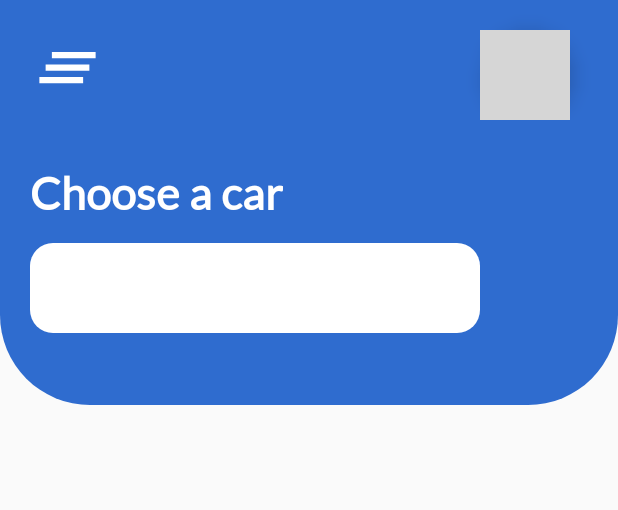
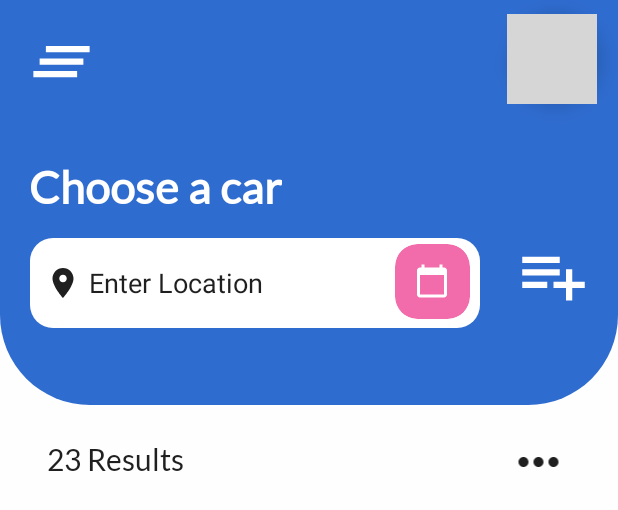
Before and after one commit to Sommie09/DesignTask_II-SCA, an Android app: the layout activity_main.xml on its own in the app's theme, with its tools: preview values and no code run, on a phone screen of 412 x 824 dp. Shown: the top 510 px of the screen. Run offline under Robolectric (Android 15) with nearby library versions, the phone set to English and light mode, and no system bars; grey boxes are pictures that could not be loaded.

Commit message:
Completed card view layout, implemented recycler view

```diff
--- a/app/build.gradle
+++ b/app/build.gradle
@@ -31,6 +31,8 @@ dependencies {
     androidTestImplementation 'androidx.test.espresso:espresso-core:3.2.0'
 
     //Material Design
+    implementation 'com.google.android.material:material:1.3.0-alpha02'
+
     implementation 'com.google.android.material:material:1.1.0'
 
 }
--- /dev/null
+++ b/app/src/main/res/drawable/ic_baseline_star_24.xml
@@ -0,0 +1,5 @@
+<vector android:height="24dp" android:tint="#FFFFFF"
+    android:viewportHeight="24" android:viewportWidth="24"
+    android:width="24dp" xmlns:android="http://schemas.android.com/apk/res/android">
+    <path android:fillColor="@android:color/white" android:pathData="M12,17.27L18.18,21l-1.64,-7.03L22,9.24l-7.19,-0.61L12,2 9.19,8.63 2,9.24l5.46,4.73L5.82,21z"/>
+</vector>
--- /dev/null
+++ b/app/src/main/res/drawable/transparent_view.xml
@@ -0,0 +1,4 @@
+<?xml version="1.0" encoding="utf-8"?>
+<shape xmlns:android="http://schemas.android.com/apk/res/android">
+
+</shape>
--- a/app/src/main/res/layout/activity_main.xml
+++ b/app/src/main/res/layout/activity_main.xml
@@ -5,81 +5,179 @@
     android:layout_width="match_parent"
     android:layout_height="match_parent"
     android:orientation="vertical"
+    android:background="#56FDFDFD"
     tools:context=".MainActivity">
 
-  <LinearLayout
-      android:background="@drawable/blue_background_screen1"
+    <androidx.constraintlayout.widget.ConstraintLayout
         android:layout_width="match_parent"
         android:layout_height="270dp"
-      android:orientation="vertical">
+        android:background="@drawable/blue_background_screen1">
 
-      <LinearLayout
-          android:layout_width="match_parent"
-          android:layout_height="wrap_content">
 
         <ImageView
-              android:layout_marginStart="20dp"
-              android:layout_marginTop="20dp"
-              android:tint="@color/white"
+            android:id="@+id/imageView"
             android:layout_width="50dp"
             android:layout_height="50dp"
+            android:layout_marginStart="16dp"
+            android:layout_marginLeft="16dp"
+            android:layout_marginTop="16dp"
             android:src="@drawable/ic_baseline_clear_all_24"
-              android:layout_marginLeft="20dp">
+            android:tint="@color/white"
+            app:layout_constraintStart_toStartOf="parent"
+            app:layout_constraintTop_toTopOf="parent">
+
+        </ImageView>
+
+        <ImageView
+            android:id="@+id/imageView2"
+            android:layout_width="50dp"
+            android:layout_height="50dp"
+            android:layout_marginStart="24dp"
+            android:layout_marginLeft="24dp"
+            android:src="@drawable/ic_baseline_playlist_add_24"
+            android:tint="@color/white"
+            app:layout_constraintBottom_toBottomOf="@+id/editText"
+            app:layout_constraintEnd_toEndOf="parent"
+            app:layout_constraintHorizontal_bias="0.0"
+            app:layout_constraintStart_toEndOf="@+id/editText"
+            app:layout_constraintTop_toTopOf="parent"
+            app:layout_constraintVertical_bias="0.939">
         </ImageView>
 
         <androidx.cardview.widget.CardView
-              android:layout_marginLeft="250dp"
-              android:layout_marginTop="20dp"
-              app:cardCornerRadius="40dp"
-              app:cardElevation="8dp"
             android:id="@+id/card_profile_picture"
             android:layout_width="60dp"
             android:layout_height="60dp"
-              android:layout_marginStart="250dp">
+            android:layout_marginTop="12dp"
+            app:cardCornerRadius="40dp"
+            app:cardElevation="8dp"
+            app:layout_constraintBottom_toBottomOf="@+id/imageView"
+            app:layout_constraintEnd_toEndOf="parent"
+            app:layout_constraintHorizontal_bias="0.95"
+            app:layout_constraintStart_toEndOf="@+id/imageView"
+            app:layout_constraintTop_toTopOf="parent">
 
             <ImageView
                 android:layout_width="match_parent"
                 android:layout_height="match_parent"
                 android:contentDescription="@string/app_name"
                 android:scaleType="centerCrop"
-                  android:src="@drawable/profile_picture">
-              </ImageView>
+                android:src="@drawable/profile_picture"></ImageView>
 
         </androidx.cardview.widget.CardView>
 
 
-
-      </LinearLayout>
-
         <TextView
-          android:layout_marginTop="30dp"
+            android:id="@+id/textView"
+            android:layout_width="wrap_content"
+            android:layout_height="wrap_content"
+            android:layout_marginTop="40dp"
+            android:layout_marginEnd="224dp"
+            android:layout_marginRight="224dp"
             android:fontFamily="@font/lato_regular"
-          android:textStyle="bold"
+            android:text="Choose a car"
             android:textColor="@color/white"
             android:textSize="30sp"
-          android:layout_marginStart="20dp"
-          android:layout_width="wrap_content"
-          android:layout_height="wrap_content"
-          android:text="Choose a car"
-          android:layout_marginLeft="20dp">
-      </TextView>
+            android:textStyle="bold"
+            app:layout_constraintEnd_toEndOf="parent"
+            app:layout_constraintTop_toBottomOf="@+id/imageView"></TextView>
 
         <EditText
-          android:layout_marginTop="15dp"
-          android:layout_marginStart="20dp"
+            android:id="@+id/editText"
             android:layout_width="300dp"
             android:layout_height="60dp"
+            android:layout_marginTop="16dp"
+            android:layout_marginEnd="92dp"
+            android:layout_marginRight="92dp"
             android:background="@drawable/edit_text_background"
-          android:layout_marginLeft="20dp">
+            android:drawableStart="@drawable/ic_baseline_location_on_24"
+            android:drawableLeft="@drawable/ic_baseline_location_on_24"
+            android:drawablePadding="5dp"
+            android:drawableTint="@color/black"
+            android:hint="Enter Location"
+            android:padding="10dp"
+            android:textColorHint="@color/black"
+            app:layout_constraintEnd_toEndOf="parent"
+            app:layout_constraintTop_toBottomOf="@+id/textView">
 
 
         </EditText>
+
+        <com.google.android.material.card.MaterialCardView
+            android:layout_width="50dp"
+            android:layout_height="50dp"
+            android:backgroundTint="@color/pink"
+            app:cardCornerRadius="15dp"
+            app:layout_constraintBottom_toBottomOf="@+id/editText"
+            app:layout_constraintEnd_toEndOf="@+id/editText"
+            app:layout_constraintHorizontal_bias="0.972"
+            app:layout_constraintStart_toStartOf="@+id/editText"
+            app:layout_constraintTop_toTopOf="@+id/editText"
+            app:layout_constraintVertical_bias="0.39">
+
+            <ImageView
+                android:layout_width="wrap_content"
+                android:layout_height="wrap_content"
+                android:layout_gravity="center"
+                android:src="@drawable/ic_baseline_calendar_today_24"
+                android:tint="@color/white">
+            </ImageView>
+        </com.google.android.material.card.MaterialCardView>
+
+
+
+
+    </androidx.constraintlayout.widget.ConstraintLayout>
+
+    <androidx.constraintlayout.widget.ConstraintLayout
+        android:layout_marginTop="10dp"
+        android:layout_width="match_parent"
+        android:layout_height="wrap_content">
+
+
+        <TextView
+            android:layout_width="wrap_content"
+            android:layout_height="wrap_content"
+            android:layout_marginBottom="4dp"
+            android:fontFamily="@font/lato_regular"
+            android:text="23 Results"
+            android:textColor="@color/black"
+            android:textSize="20dp"
+            app:layout_constraintBottom_toBottomOf="@+id/imageView3"
+            app:layout_constraintEnd_toStartOf="@+id/imageView3"
+            app:layout_constraintHorizontal_bias="0.129"
+            app:layout_constraintStart_toStartOf="parent"
+            app:layout_constraintTop_toTopOf="parent"
+            app:layout_constraintVertical_bias="0.727">
+
+        </TextView>
+
+        <ImageView
+            android:id="@+id/imageView3"
+            android:layout_width="50dp"
+            android:layout_height="40dp"
+            android:layout_marginTop="8dp"
+            android:layout_marginEnd="28dp"
+            android:layout_marginRight="28dp"
+            android:src="@drawable/ic_baseline_more_horiz_24"
+            android:tint="@color/black"
+            app:layout_constraintEnd_toEndOf="parent"
+            app:layout_constraintTop_toTopOf="parent">
+        </ImageView>
+
+    </androidx.constraintlayout.widget.ConstraintLayout>
+
+    <androidx.recyclerview.widget.RecyclerView
+        android:id="@+id/choose_car_recycler_view"
+        android:paddingLeft="15dp"
+        android:paddingRight="15dp"
+        tools:listitem="@layout/choose_car_item_view"
+        android:layout_width="match_parent"
+        android:layout_height="match_parent">
+    </androidx.recyclerview.widget.RecyclerView>
 
 
 
 
 
     </LinearLayout>
-
-
-</LinearLayout>
--- a/app/src/main/res/values/styles.xml
+++ b/app/src/main/res/values/styles.xml
@@ -1,9 +1,9 @@
 <resources>
     <!-- Base application theme. -->
-    <style name="AppTheme" parent="Theme.AppCompat.Light.DarkActionBar">
+    <style name="AppTheme" parent="Theme.MaterialComponents.Light.NoActionBar">
         <!-- Customize your theme here. -->
         <item name="colorPrimary">@color/colorPrimary</item>
-        <item name="colorPrimaryDark">@color/colorPrimaryDark</item>
+        <item name="colorPrimaryDark">@color/light_blue</item>
         <item name="colorAccent">@color/colorAccent</item>
     </style>
 
```
Also changed, not shown: app/src/main/java/com/example/designtaskii_sca/Car.java (added, +37 -0 lines), app/src/main/java/com/example/designtaskii_sca/ChooseCarAdapter.java (added, +66 -0 lines), app/src/main/java/com/example/designtaskii_sca/MainActivity.java (+20 -0 lines), app/src/main/res/drawable/background_star_rating.xml (added, +12 -0 lines), app/src/main/res/drawable/gold_car.png, 2 other files. Lines whose indentation alone changed are shown as unchanged.
